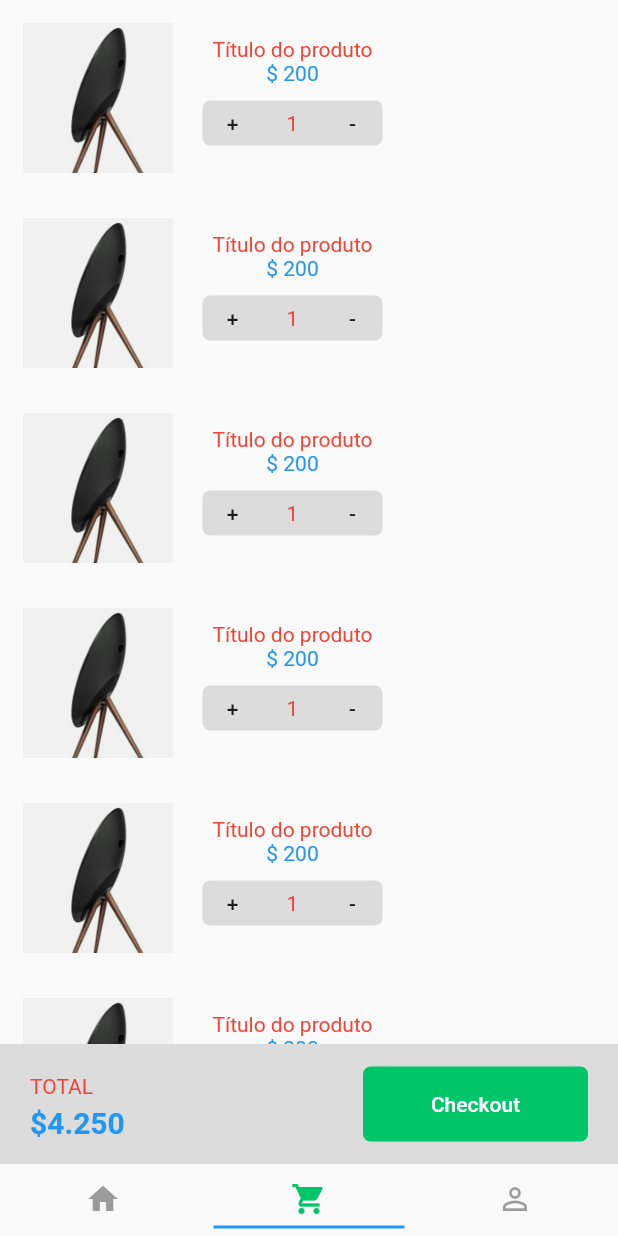
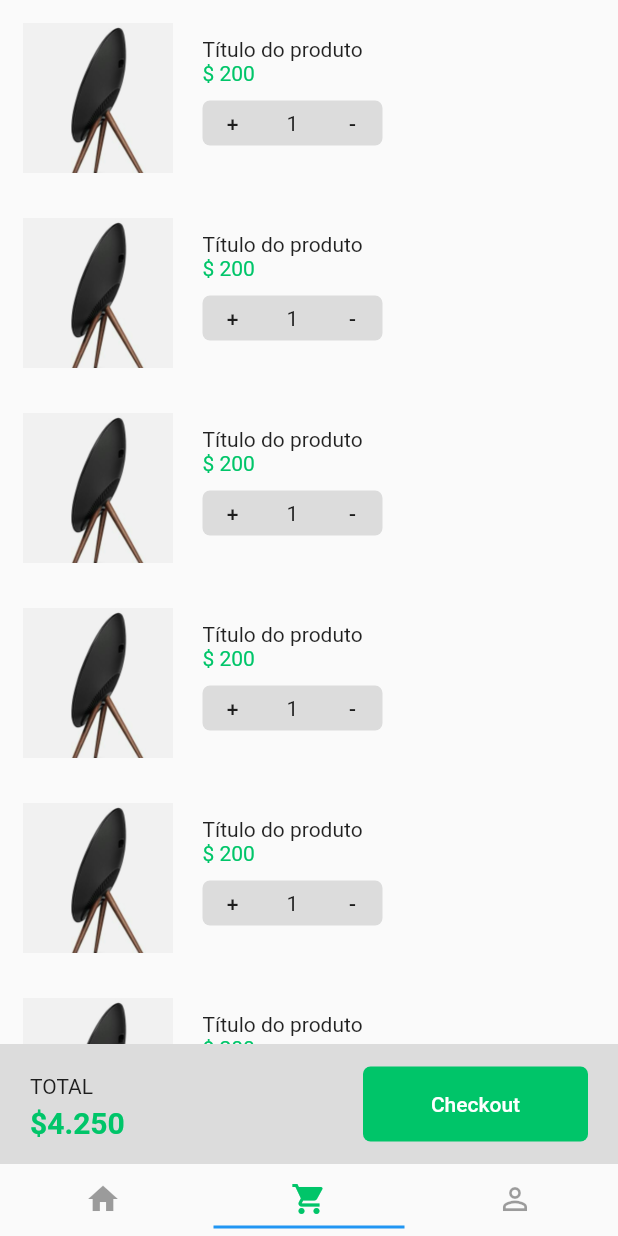
Before and after one commit to rodrigofelipejr/flutter-dart-balta.io, a Flutter app: the screen it shows after launch, item 2 of the bottom bar chosen, on a phone screen of 412 x 824 dp. Run offline on Flutter 3.47's test engine with Material 2 defaults, Android fonts, the phone set to English and light mode, and no system bars; our stand-ins replace flutter_masked_text, shared_preferences.

Commit message:
Dominando Layouts no Flutter - Cart Page

```diff
--- a/app_shopping/lib/pages/cart.page.dart
+++ b/app_shopping/lib/pages/cart.page.dart
@@ -10,7 +10,7 @@ class CartPage extends StatelessWidget {
         children: [
           Expanded(
             child: Container(
-              child: productList(),
+              child: productList(context),
             ),
           ),
           Container(
@@ -31,7 +31,7 @@ class CartPage extends StatelessWidget {
                       Text(
                         "\$4.250",
                         style: TextStyle(
-                          color: Colors.blue,
+                          color: Theme.of(context).primaryColor,
                           fontWeight: FontWeight.bold,
                           fontSize: 20,
                         ),
@@ -55,7 +55,7 @@ class CartPage extends StatelessWidget {
                     child: Text(
                       "Checkout",
                       style: TextStyle(
-                        color: Colors.white,
+                        color: Theme.of(context).accentColor,
                       ),
                     ),
                     onPressed: () => {},
@@ -70,20 +70,20 @@ class CartPage extends StatelessWidget {
   }
 }
 
-Widget productList() {
+Widget productList(context) {
   return ListView(
     children: [
-      productItem(),
-      productItem(),
-      productItem(),
-      productItem(),
-      productItem(),
-      productItem(),
+      productItem(context),
+      productItem(context),
+      productItem(context),
+      productItem(context),
+      productItem(context),
+      productItem(context),
     ],
   );
 }
 
-Widget productItem() {
+Widget productItem(context) {
   return Container(
     height: 120,
     margin: EdgeInsets.all(5),
@@ -104,12 +104,13 @@ Widget productItem() {
             left: 10,
           ),
           child: Column(
+            crossAxisAlignment: CrossAxisAlignment.start,
             children: [
               Text("Título do produto"),
               Text(
                 "\$ 200",
                 style: TextStyle(
-                  color: Colors.blue,
+                  color: Theme.of(context).primaryColor,
                 ),
               ),
               SizedBox(
--- a/app_shopping/lib/theme/light.theme.dart
+++ b/app_shopping/lib/theme/light.theme.dart
@@ -9,11 +9,11 @@ ThemeData lightTheme() {
   return ThemeData(
     // primarySwatch: primaryColor,
     brightness: brightness,
-    textTheme: new TextTheme(
-      body1: new TextStyle(color: Colors.red),
-      display4: new TextStyle(fontSize: 78),
-      button: new TextStyle(color: Colors.green),
-    ),
+    // textTheme: new TextTheme(
+    //   body1: new TextStyle(color: Colors.red),
+    //   display4: new TextStyle(fontSize: 78),
+    //   button: new TextStyle(color: Colors.green),
+    // ),
     // tabBarTheme:
     // accentIconTheme:
     // accentTextTheme:
```
